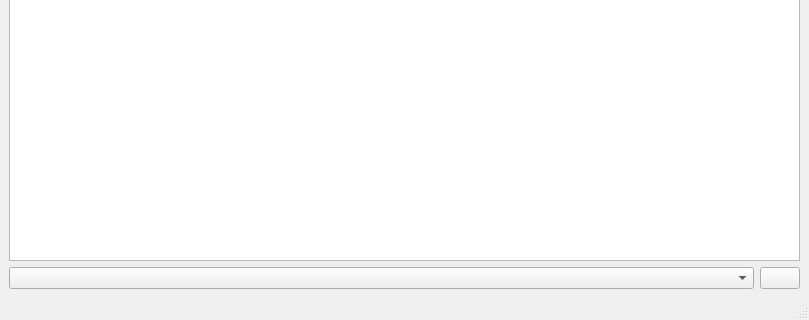
akanksha7/CineMate, file ui/ui_main.ui: the form before one commit; both pictures show x 0 to 809 and y 281 to 601 of the 809 by 601 pixel window.
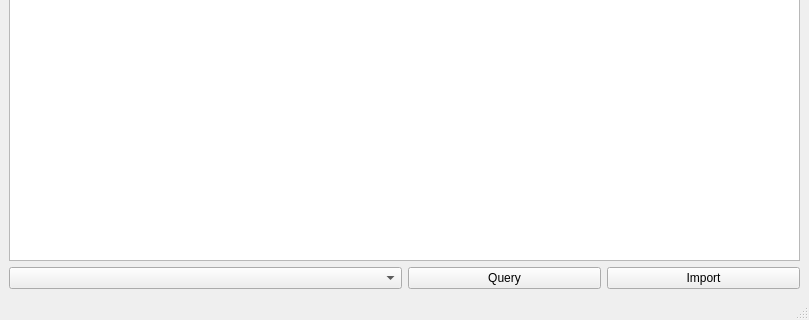
The form after the commit.

Commit message: Adding query widget

Patch:
```diff
--- a/ui/ui_main.ui
+++ b/ui/ui_main.ui
@@ -20,7 +20,7 @@
       <item>
        <widget class="QComboBox" name="dataset">
         <property name="sizePolicy">
-         <sizepolicy hsizetype="Expanding" vsizetype="Fixed">
+         <sizepolicy hsizetype="Minimum" vsizetype="Fixed">
           <horstretch>0</horstretch>
           <verstretch>0</verstretch>
          </sizepolicy>
@@ -28,11 +28,22 @@
        </widget>
       </item>
       <item>
-       <widget class="QPushButton" name="query">
+       <layout class="QHBoxLayout" name="horizontalLayout_3">
+        <item>
+         <widget class="QPushButton" name="openQuery">
         <property name="text">
-         <string/>
-        </property>
-       </widget>
+           <string>Query</string>
+          </property>
+         </widget>
+        </item>
+        <item>
+         <widget class="QPushButton" name="openImport">
+          <property name="text">
+           <string>Import</string>
+          </property>
+         </widget>
+        </item>
+       </layout>
       </item>
      </layout>
     </item>
```
Left out of the diff: 4 changed lines with no effect on the pictures. Lines whose indentation alone changed are shown as unchanged. The commit also changes 12 other files.
